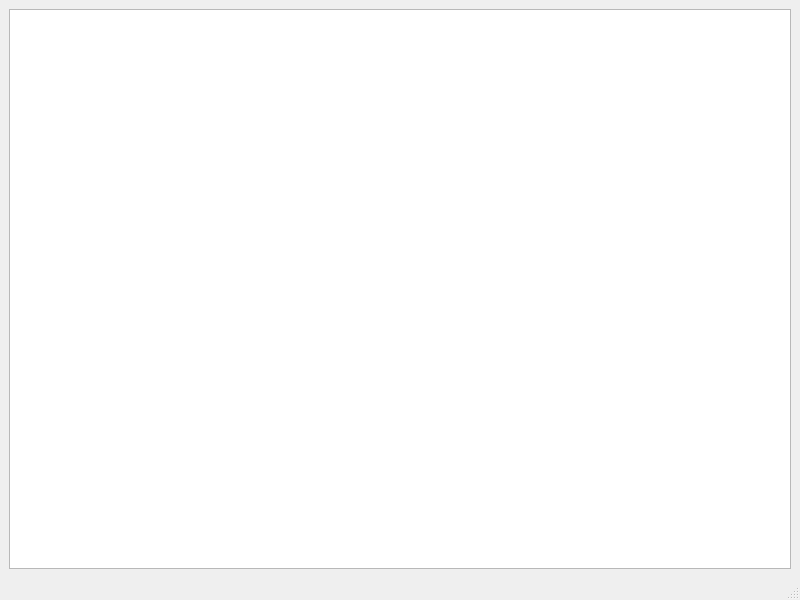
Before: the Qt Designer form QAnn/mainwindow.ui in ArashMassoudieh/ANNplusplus, drawn with Qt 5.
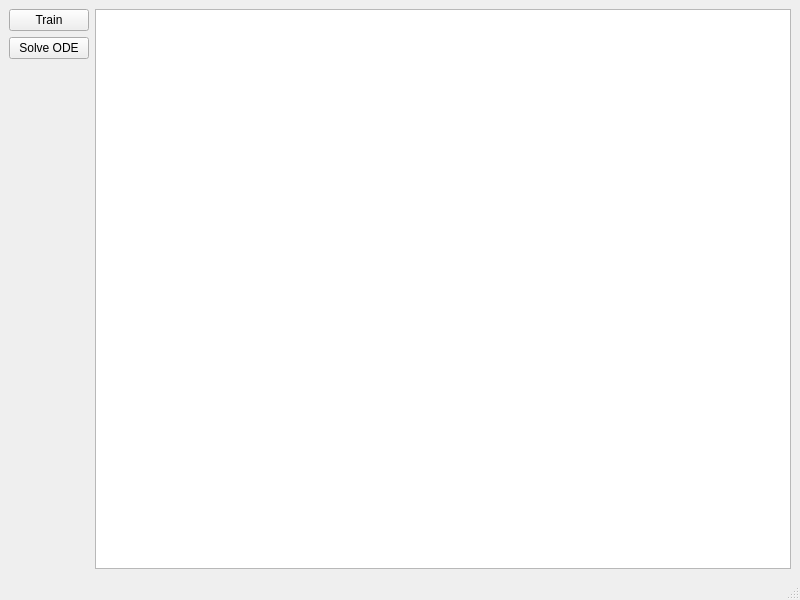
After: the same form once the commit is applied.

```diff
--- a/QAnn/mainwindow.ui
+++ b/QAnn/mainwindow.ui
@@ -15,6 +15,37 @@
   </property>
   <widget class="QWidget" name="centralwidget">
    <layout class="QHBoxLayout" name="horizontalLayout">
+    <item>
+     <layout class="QVBoxLayout" name="verticalLayout">
+      <item>
+       <widget class="QPushButton" name="pushButtontrain">
+        <property name="text">
+         <string>Train</string>
+        </property>
+       </widget>
+      </item>
+      <item>
+       <widget class="QPushButton" name="pushButtonRunODEModel">
+        <property name="text">
+         <string>Solve ODE</string>
+        </property>
+       </widget>
+      </item>
+      <item>
+       <spacer name="verticalSpacer">
+        <property name="orientation">
+         <enum>Qt::Vertical</enum>
+        </property>
+        <property name="sizeHint" stdset="0">
+         <size>
+          <width>20</width>
+          <height>40</height>
+         </size>
+        </property>
+       </spacer>
+      </item>
+     </layout>
+    </item>
     <item>
      <widget class="QTextBrowser" name="textBrowser"/>
     </item>
```
